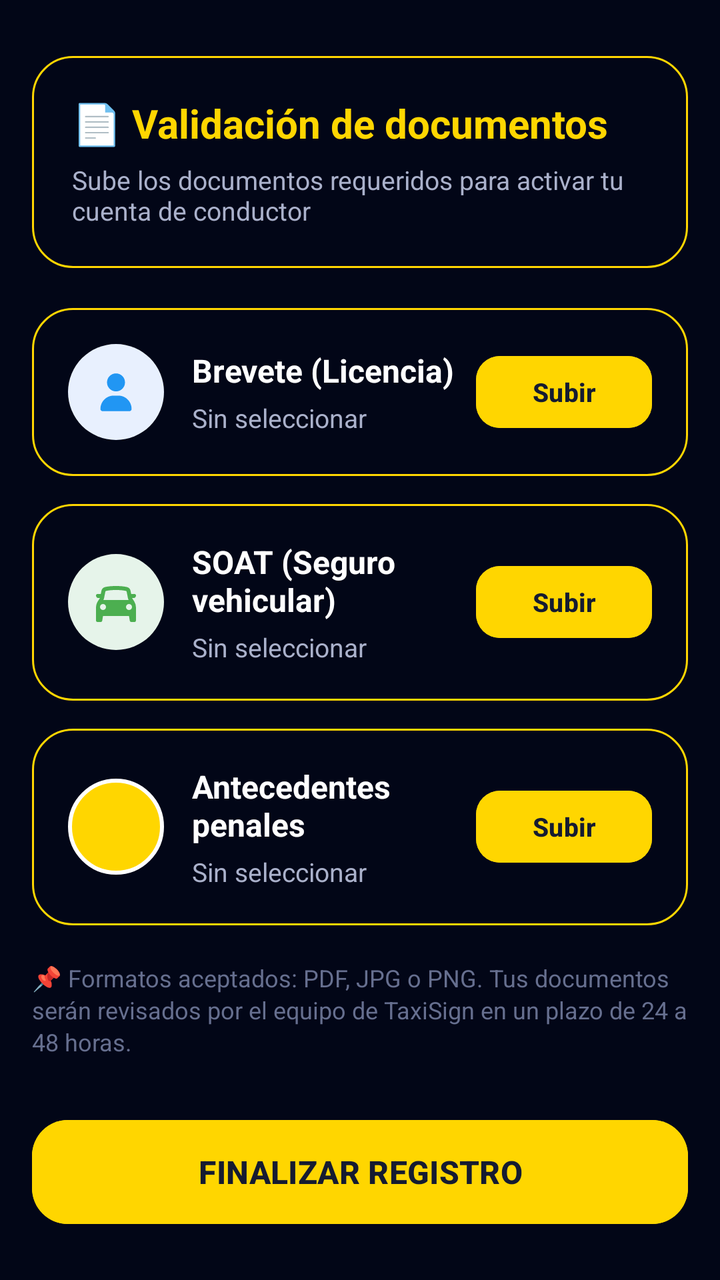
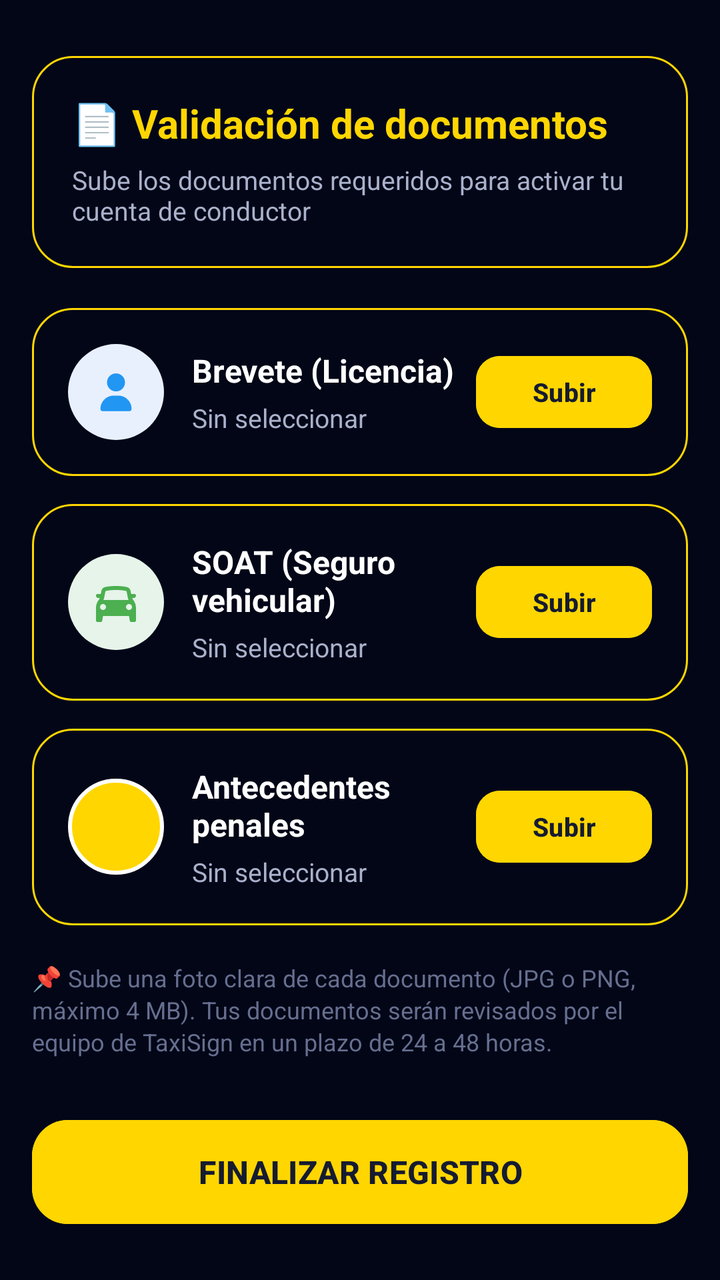

Two renders of the same Android screen: before a commit and after it. Below are the layout's source before the change and the commit's diff.
<!-- AndroidManifest.xml: application theme Theme.TaxiSign -->
<!-- res/layout/validar_documentos_conductor.xml -->
<?xml version="1.0" encoding="utf-8"?>
<androidx.constraintlayout.widget.ConstraintLayout
    xmlns:android="http://schemas.android.com/apk/res/android"
    xmlns:app="http://schemas.android.com/apk/res-auto"
    android:layout_width="match_parent"
    android:layout_height="match_parent"
    android:background="#020617">

    
    <LinearLayout
        android:id="@+id/header_documentos"
        android:layout_width="0dp"
        android:layout_height="wrap_content"
        android:layout_marginStart="16dp"
        android:layout_marginTop="28dp"
        android:layout_marginEnd="16dp"
        android:background="@drawable/bg_borde"
        android:orientation="vertical"
        android:padding="20dp"
        app:layout_constraintTop_toTopOf="parent"
        app:layout_constraintStart_toStartOf="parent"
        app:layout_constraintEnd_toEndOf="parent">

        <TextView
            android:layout_width="wrap_content"
            android:layout_height="wrap_content"
            android:text="📄 Validación de documentos"
            android:textColor="#FFD600"
            android:textSize="20sp"
            android:textStyle="bold"/>

        <TextView
            android:layout_width="wrap_content"
            android:layout_height="wrap_content"
            android:layout_marginTop="6dp"
            android:text="Sube los documentos requeridos para activar tu cuenta de conductor"
            android:textColor="#AAB1CB"
            android:textSize="13sp"/>

    </LinearLayout>

    
    <ScrollView
        android:layout_width="0dp"
        android:layout_height="0dp"
        android:layout_marginTop="20dp"
        app:layout_constraintTop_toBottomOf="@id/header_documentos"
        app:layout_constraintBottom_toTopOf="@id/btnFinalizarRegistroConductor"
        app:layout_constraintStart_toStartOf="parent"
        app:layout_constraintEnd_toEndOf="parent">

        <LinearLayout
            android:layout_width="match_parent"
            android:layout_height="wrap_content"
            android:orientation="vertical"
            android:paddingStart="16dp"
            android:paddingEnd="16dp"
            android:paddingBottom="16dp">

            
            <LinearLayout
                android:layout_width="match_parent"
                android:layout_height="wrap_content"
                android:background="@drawable/bg_borde"
                android:orientation="horizontal"
                android:gravity="center_vertical"
                android:padding="18dp"
                android:layout_marginBottom="14dp">

                <FrameLayout
                    android:layout_width="48dp"
                    android:layout_height="48dp"
                    android:background="@drawable/bg_icon_blue">

                    <ImageView
                        android:layout_width="24dp"
                        android:layout_height="24dp"
                        android:layout_gravity="center"
                        android:src="@drawable/ic_person"
                        app:tint="#2196F3"/>

                </FrameLayout>

                <LinearLayout
                    android:layout_width="0dp"
                    android:layout_height="wrap_content"
                    android:layout_weight="1"
                    android:layout_marginStart="14dp"
                    android:orientation="vertical">

                    <TextView
                        android:layout_width="wrap_content"
                        android:layout_height="wrap_content"
                        android:text="Brevete (Licencia)"
                        android:textColor="#FFFFFF"
                        android:textSize="16sp"
                        android:textStyle="bold"/>

                    <TextView
                        android:id="@+id/tvEstadoBrevete"
                        android:layout_width="wrap_content"
                        android:layout_height="wrap_content"
                        android:layout_marginTop="4dp"
                        android:text="Sin seleccionar"
                        android:textColor="#AAB1CB"
                        android:textSize="13sp"/>

                </LinearLayout>

                <Button
                    android:id="@+id/btnSubirBrevete"
                    android:layout_width="wrap_content"
                    android:layout_height="44dp"
                    android:text="Subir"
                    android:textColor="#151B31"
                    android:textStyle="bold"
                    android:textSize="13sp"
                    android:backgroundTint="#FFD600"
                    app:cornerRadius="12dp"/>

            </LinearLayout>

            
            <LinearLayout
                android:layout_width="match_parent"
                android:layout_height="wrap_content"
                android:background="@drawable/bg_borde"
                android:orientation="horizontal"
                android:gravity="center_vertical"
                android:padding="18dp"
                android:layout_marginBottom="14dp">

                <FrameLayout
                    android:layout_width="48dp"
                    android:layout_height="48dp"
                    android:background="@drawable/bg_icon_green">

                    <ImageView
                        android:layout_width="24dp"
                        android:layout_height="24dp"
                        android:layout_gravity="center"
                        android:src="@drawable/ic_taxi"
                        app:tint="#4CAF50"/>

                </FrameLayout>

                <LinearLayout
                    android:layout_width="0dp"
                    android:layout_height="wrap_content"
                    android:layout_weight="1"
                    android:layout_marginStart="14dp"
                    android:orientation="vertical">

                    <TextView
                        android:layout_width="wrap_content"
                        android:layout_height="wrap_content"
                        android:text="SOAT (Seguro vehicular)"
                        android:textColor="#FFFFFF"
                        android:textSize="16sp"
                        android:textStyle="bold"/>

                    <TextView
                        android:id="@+id/tvEstadoSoat"
                        android:layout_width="wrap_content"
                        android:layout_height="wrap_content"
                        android:layout_marginTop="4dp"
                        android:text="Sin seleccionar"
                        android:textColor="#AAB1CB"
                        android:textSize="13sp"/>

                </LinearLayout>

                <Button
                    android:id="@+id/btnSubirSoat"
                    android:layout_width="wrap_content"
                    android:layout_height="44dp"
                    android:text="Subir"
                    android:textColor="#151B31"
                    android:textStyle="bold"
                    android:textSize="13sp"
                    android:backgroundTint="#FFD600"
                    app:cornerRadius="12dp"/>

            </LinearLayout>

            
            <LinearLayout
                android:layout_width="match_parent"
                android:layout_height="wrap_content"
                android:background="@drawable/bg_borde"
                android:orientation="horizontal"
                android:gravity="center_vertical"
                android:padding="18dp"
                android:layout_marginBottom="14dp">

                <FrameLayout
                    android:layout_width="48dp"
                    android:layout_height="48dp"
                    android:background="@drawable/bg_punto_amarillo">

                    <ImageView
                        android:layout_width="24dp"
                        android:layout_height="24dp"
                        android:layout_gravity="center"
                        android:src="@drawable/ic_lock"
                        app:tint="#FFD600"/>

                </FrameLayout>

                <LinearLayout
                    android:layout_width="0dp"
                    android:layout_height="wrap_content"
                    android:layout_weight="1"
                    android:layout_marginStart="14dp"
                    android:orientation="vertical">

                    <TextView
                        android:layout_width="wrap_content"
                        android:layout_height="wrap_content"
                        android:text="Antecedentes penales"
                        android:textColor="#FFFFFF"
                        android:textSize="16sp"
                        android:textStyle="bold"/>

                    <TextView
                        android:id="@+id/tvEstadoAntecedentes"
                        android:layout_width="wrap_content"
                        android:layout_height="wrap_content"
                        android:layout_marginTop="4dp"
                        android:text="Sin seleccionar"
                        android:textColor="#AAB1CB"
                        android:textSize="13sp"/>

                </LinearLayout>

                <Button
                    android:id="@+id/btnSubirAntecedentes"
                    android:layout_width="wrap_content"
                    android:layout_height="44dp"
                    android:text="Subir"
                    android:textColor="#151B31"
                    android:textStyle="bold"
                    android:textSize="13sp"
                    android:backgroundTint="#FFD600"
                    app:cornerRadius="12dp"/>

            </LinearLayout>

            
            <TextView
                android:layout_width="match_parent"
                android:layout_height="wrap_content"
                android:layout_marginTop="4dp"
                android:text="📌 Formatos aceptados: PDF, JPG o PNG. Tus documentos serán revisados por el equipo de TaxiSign en un plazo de 24 a 48 horas."
                android:textColor="#666F8F"
                android:textSize="12sp"
                android:lineSpacingExtra="2dp"/>

        </LinearLayout>

    </ScrollView>

    
    <Button
        android:id="@+id/btnFinalizarRegistroConductor"
        android:layout_width="0dp"
        android:layout_height="60dp"
        android:layout_marginStart="16dp"
        android:layout_marginEnd="16dp"
        android:layout_marginBottom="24dp"
        android:text="FINALIZAR REGISTRO"
        android:textColor="#151B31"
        android:textStyle="bold"
        android:textSize="16sp"
        android:backgroundTint="#FFD600"
        app:cornerRadius="18dp"
        app:layout_constraintBottom_toBottomOf="parent"
        app:layout_constraintStart_toStartOf="parent"
        app:layout_constraintEnd_toEndOf="parent"/>

</androidx.constraintlayout.widget.ConstraintLayout>
<!-- resources referenced by this layout -->
<resources>
  <!-- drawable bg_borde (drawable) -->
  <?xml version="1.0" encoding="utf-8"?>
  <shape xmlns:android="http://schemas.android.com/apk/res/android"
      android:shape="rectangle">
  
      <solid android:color="@android:color/transparent"/>
  
      <stroke
          android:width="1dp"
          android:color="#FFD600"/>
  
      <corners android:radius="20dp"/>
  
  </shape>
  <!-- drawable bg_icon_blue (drawable) -->
  <shape xmlns:android="http://schemas.android.com/apk/res/android" android:shape="oval">
      <solid android:color="#E8F0FE" />
      <size android:width="56dp" android:height="56dp" />
  </shape>
  <!-- drawable bg_icon_green (drawable) -->
  <shape xmlns:android="http://schemas.android.com/apk/res/android" android:shape="oval">
      <solid android:color="#E6F4EA" />
      <size android:width="56dp" android:height="56dp" />
  </shape>
  <!-- drawable bg_punto_amarillo (drawable) -->
  <?xml version="1.0" encoding="utf-8"?>
  <shape xmlns:android="http://schemas.android.com/apk/res/android"
      android:shape="oval">
      <solid android:color="#FFD600" />
      <size android:width="12dp" android:height="12dp" />
      <stroke android:width="2dp" android:color="#FFFFFF" />
  </shape>
  <!-- drawable ic_lock (drawable) -->
  <vector xmlns:android="http://schemas.android.com/apk/res/android"
      android:width="18dp"
      android:height="18dp"
      android:viewportWidth="640"
      android:viewportHeight="640">
    <path
        android:fillColor="#FFFFFF"
        android:pathData="M256,160L256,224L384,224L384,160C384,124.7 355.3,96 320,96C284.7,96 256,124.7 256,160zM192,224L192,160C192,89.3 249.3,32 320,32C390.7,32 448,89.3 448,160L448,224C483.3,224 512,252.7 512,288L512,512C512,547.3 483.3,576 448,576L192,576C156.7,576 128,547.3 128,512L128,288C128,252.7 156.7,224 192,224z"/>
  </vector>
  <!-- drawable ic_person (drawable) -->
  <vector xmlns:android="http://schemas.android.com/apk/res/android"
      android:width="18dp"
      android:height="18dp"
      android:viewportWidth="640"
      android:viewportHeight="640">
    <path
        android:fillColor="#FFFFFF"
        android:pathData="M320,312C386.3,312 440,258.3 440,192C440,125.7 386.3,72 320,72C253.7,72 200,125.7 200,192C200,258.3 253.7,312 320,312zM290.3,368C191.8,368 112,447.8 112,546.3C112,562.7 125.3,576 141.7,576L498.3,576C514.7,576 528,562.7 528,546.3C528,447.8 448.2,368 349.7,368L290.3,368z"/>
  </vector>
  <style name="Theme.TaxiSign" parent="Base.Theme.TaxiSign" />
  <style name="Base.Theme.TaxiSign" parent="Theme.Material3.DayNight.NoActionBar">
          
          
      </style>
  <!-- unchanged entries left out for length: 1 -->
</resources>

<!-- the commit's change to res/layout/validar_documentos_conductor.xml (unified diff, before → after) -->
@@ -251,7 +251,7 @@
                 android:layout_width="match_parent"
                 android:layout_height="wrap_content"
                 android:layout_marginTop="4dp"
-                android:text="📌 Formatos aceptados: PDF, JPG o PNG. Tus documentos serán revisados por el equipo de TaxiSign en un plazo de 24 a 48 horas."
+                android:text="📌 Sube una foto clara de cada documento (JPG o PNG, máximo 4 MB). Tus documentos serán revisados por el equipo de TaxiSign en un plazo de 24 a 48 horas."
                 android:textColor="#666F8F"
                 android:textSize="12sp"
                 android:lineSpacingExtra="2dp"/>
<!-- resource entries referenced after the edit -->
@@ -56,7 +56,12 @@
   <style name="Base.Theme.TaxiSign" parent="Theme.Material3.DayNight.NoActionBar">
           
           
+          <item name="android:windowBackground">@color/fondo_app</item>
+          <item name="android:windowLightStatusBar">false</item>
+          <item name="android:windowLightNavigationBar" tools:targetApi="27">false</item>
+          
       </style>
+  <color name="fondo_app">#020617</color>
   <!-- unchanged entries left out for length: 1 -->
 </resources>
 
